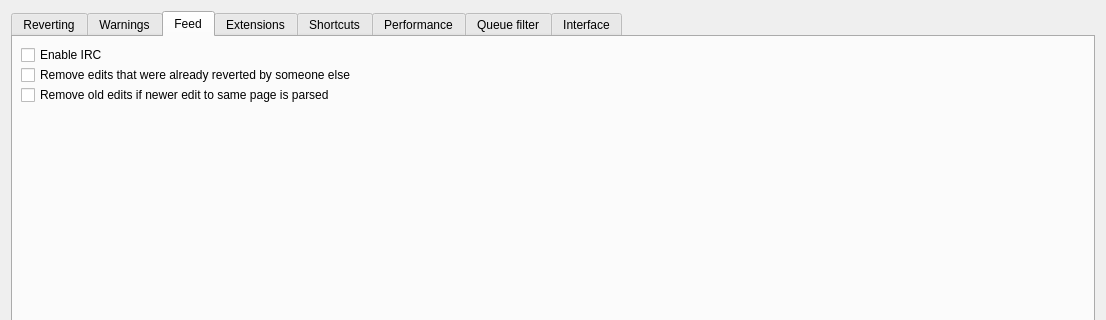
Qt form huggle/preferences.ui (huggle/huggle3-qt-lx) before a commit; both pictures show x 0 to 1106 and y 0 to 320 of the 1106 by 658 pixel window.
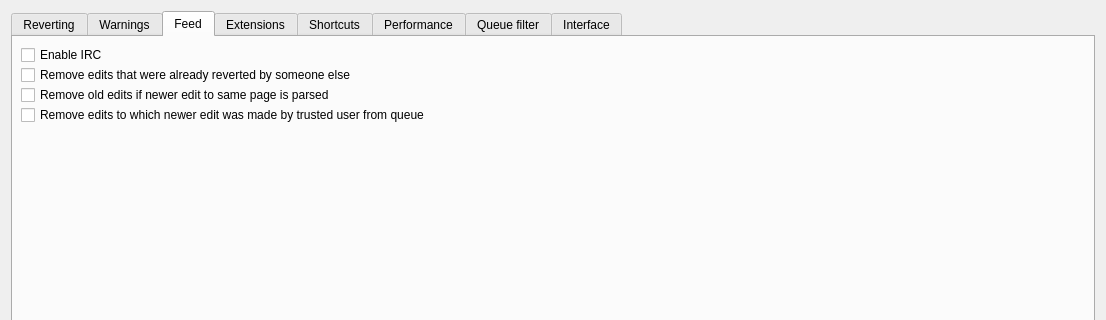
The same form after that commit. The open tabs and pages were chosen to show the change. Icons and pictures are not drawn.

Commit message:
make it possible to remove old edits
that were later modified by trusted user

```diff
--- a/huggle/preferences.ui
+++ b/huggle/preferences.ui
@@ -315,6 +315,13 @@
            </property>
           </widget>
          </item>
+         <item>
+          <widget class="QCheckBox" name="ck_RemoveTrusted">
+           <property name="text">
+            <string>Remove edits to which newer edit was made by trusted user from queue</string>
+           </property>
+          </widget>
+         </item>
         </layout>
        </item>
        <item>
```
The commit also changes 4 other files.
